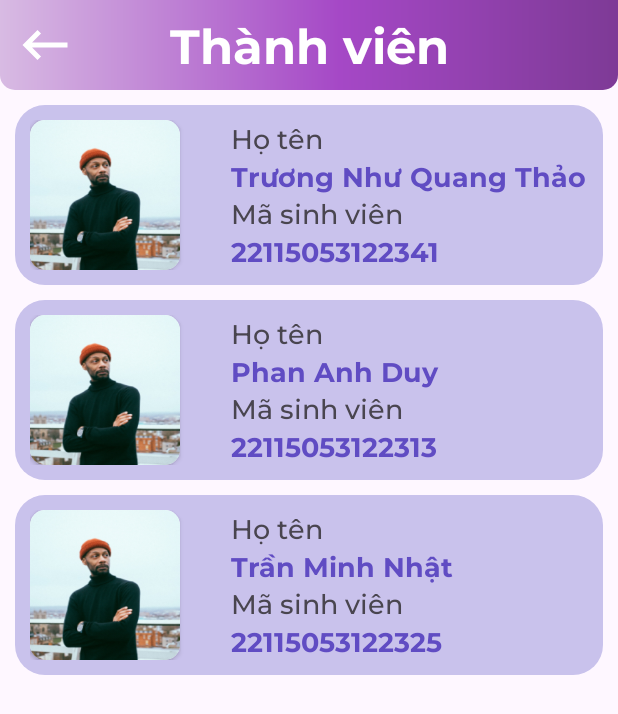
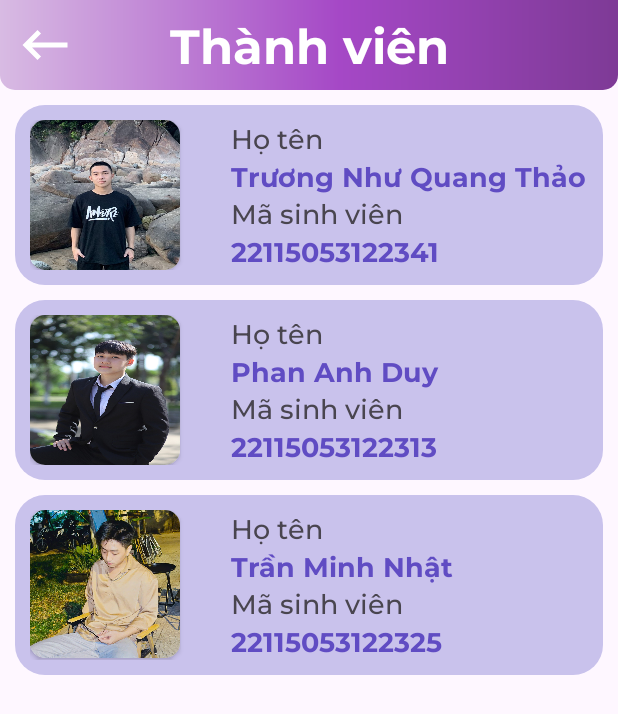
Before and after one commit to Pad2806/124LTTD04_Nhom02_BookHeavenStore, an Android app: the GroupInfo screen opened directly, with no data from a screen before it, on a phone screen of 412 x 824 dp. Shown: the top 714 px of the screen. Run offline under Robolectric (Android 15) with nearby library versions, the phone set to English and light mode, and no system bars.

Commit message:
Quang Thao Update BE 04-12 lan 3

```diff
--- a/BaoCao01/app/src/main/java/com/example/baocao1/Adapter/DonNhanAdapter.java
+++ b/BaoCao01/app/src/main/java/com/example/baocao1/Adapter/DonNhanAdapter.java
@@ -75,6 +75,7 @@ public class DonNhanAdapter extends RecyclerView.Adapter<DonNhanAdapter.DonMuaVi
                 public void onClick(View v) {
                     if (onItemClickListener != null) {
                         onItemClickListener.onRateClick(donhang);
+                        holder.btnRate.setVisibility(View.INVISIBLE);
                     }
                 }
             });
--- a/BaoCao01/app/src/main/java/com/example/baocao1/View/PaymentActivity.java
+++ b/BaoCao01/app/src/main/java/com/example/baocao1/View/PaymentActivity.java
@@ -235,10 +235,10 @@ public class PaymentActivity extends AppCompatActivity implements SachMuaAdapter
                         MuaSach muaSach=new MuaSach(maKH,maGH,giamgia,phivc,pttt,tongtien,sachMuaList);
 //                        Log.d("Request Data", new Gson().toJson(muaSach));
                         muaSach(muaSach);
+                        ShoppingCartFragment.reset();
                     }
                     int diem= Integer.parseInt(tongtien)/1000;
                     diemtichluy.setText("Bạn đã tích lũy thêm "+diem+" điểm");
-                    ShoppingCartFragment.reset();
                     buyDialog.show();
                 }
             }
--- a/BaoCao01/app/src/main/res/layout/layout_group_info.xml
+++ b/BaoCao01/app/src/main/res/layout/layout_group_info.xml
@@ -63,7 +63,7 @@
                         android:clipToOutline="true"
                         android:scaleType="fitXY"
                         android:adjustViewBounds="true"
-                        android:src="@drawable/ava1"
+                        android:src="@drawable/quangthao"
                         app:backgroundTint="@null" />
                 </androidx.cardview.widget.CardView>
             </LinearLayout>
@@ -132,7 +132,7 @@
                         android:clipToOutline="true"
                         android:scaleType="fitXY"
                         android:adjustViewBounds="true"
-                        android:src="@drawable/ava1"
+                        android:src="@drawable/anhduy"
                         app:backgroundTint="@null" />
                 </androidx.cardview.widget.CardView>
             </LinearLayout>
@@ -201,7 +201,7 @@
                         android:clipToOutline="true"
                         android:scaleType="fitXY"
                         android:adjustViewBounds="true"
-                        android:src="@drawable/ava1"
+                        android:src="@drawable/minhnhat"
                         app:backgroundTint="@null" />
                 </androidx.cardview.widget.CardView>
             </LinearLayout>
```
Also changed, not shown: BaoCao01/app/src/main/res/drawable/anhduy.jpg (added), BaoCao01/app/src/main/res/drawable/minhnhat.jpg (added), BaoCao01/app/src/main/res/drawable/quangthao.jpg (added), 1 other file.
